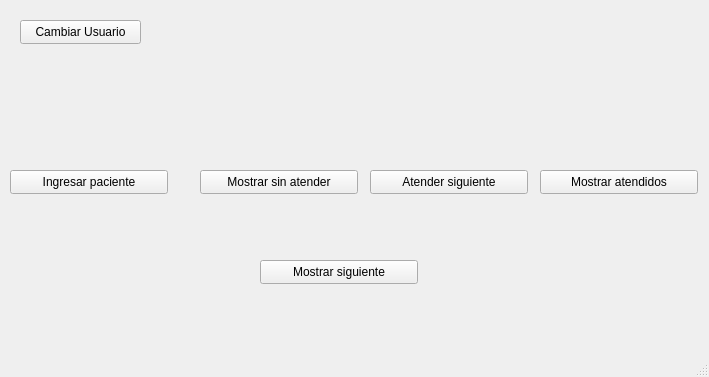
Old version of the form TP1/mainwindow.ui in the repository Naza824/TP1.
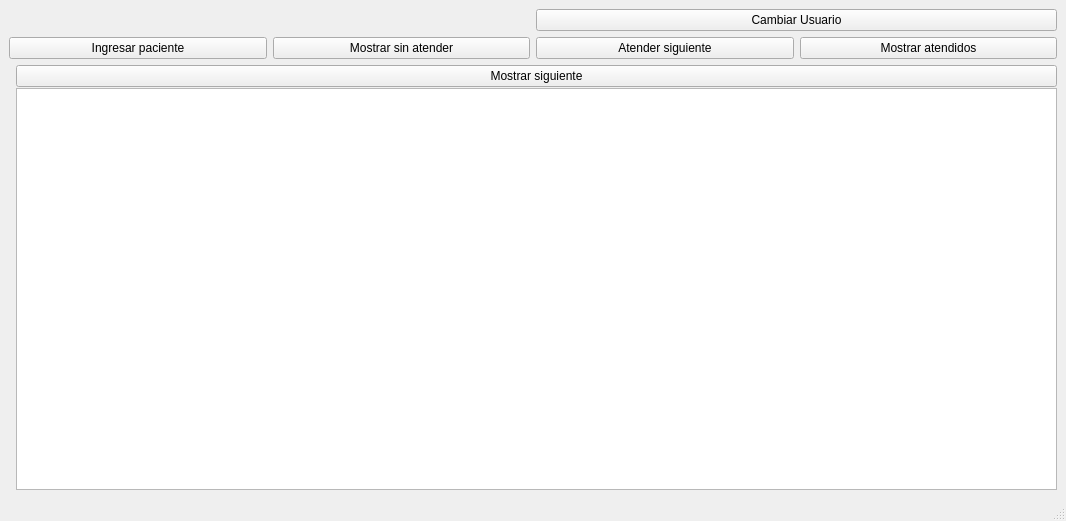
New version of the form.

```diff
--- a/TP1/mainwindow.ui
+++ b/TP1/mainwindow.ui
@@ -6,102 +6,75 @@
    <rect>
     <x>0</x>
     <y>0</y>
-    <width>709</width>
-    <height>377</height>
+    <width>1066</width>
+    <height>521</height>
    </rect>
   </property>
   <property name="windowTitle">
    <string>MainWindow</string>
   </property>
   <widget class="QWidget" name="centralwidget">
+   <layout class="QGridLayout" name="gridLayout">
+    <item row="0" column="1">
    <widget class="QPushButton" name="CambiarUsuarioBtn">
-    <property name="geometry">
-     <rect>
-      <x>20</x>
-      <y>20</y>
-      <width>121</width>
-      <height>24</height>
-     </rect>
-    </property>
     <property name="text">
      <string>Cambiar Usuario</string>
     </property>
    </widget>
+    </item>
+    <item row="1" column="0" colspan="2">
+     <layout class="QHBoxLayout" name="horizontalLayout_2">
+      <item>
    <widget class="QPushButton" name="CargaPaciente">
-    <property name="geometry">
-     <rect>
-      <x>10</x>
-      <y>170</y>
-      <width>158</width>
-      <height>24</height>
-     </rect>
-    </property>
     <property name="text">
      <string>Ingresar paciente</string>
     </property>
    </widget>
-   <widget class="QPushButton" name="pushButton_4">
-    <property name="geometry">
-     <rect>
-      <x>200</x>
-      <y>170</y>
-      <width>158</width>
-      <height>24</height>
-     </rect>
-    </property>
+      </item>
+      <item>
+       <widget class="QPushButton" name="PSABtn">
     <property name="text">
      <string>Mostrar sin atender</string>
     </property>
    </widget>
-   <widget class="QPushButton" name="pushButton_6">
-    <property name="geometry">
-     <rect>
-      <x>260</x>
-      <y>260</y>
-      <width>158</width>
-      <height>24</height>
-     </rect>
-    </property>
-    <property name="text">
-     <string>Mostrar siguiente</string>
-    </property>
-   </widget>
-   <widget class="QPushButton" name="pushButton_7">
-    <property name="geometry">
-     <rect>
-      <x>370</x>
-      <y>170</y>
-      <width>158</width>
-      <height>24</height>
-     </rect>
-    </property>
+      </item>
+      <item>
+       <widget class="QPushButton" name="AtenderBtn">
     <property name="text">
      <string>Atender siguiente</string>
     </property>
    </widget>
-   <widget class="QPushButton" name="pushButton_8">
-    <property name="geometry">
-     <rect>
-      <x>540</x>
-      <y>170</y>
-      <width>158</width>
-      <height>24</height>
-     </rect>
-    </property>
+      </item>
+      <item>
+       <widget class="QPushButton" name="AtendidosBtn">
     <property name="text">
      <string>Mostrar atendidos</string>
     </property>
    </widget>
-  </widget>
-  <widget class="QMenuBar" name="menubar">
-   <property name="geometry">
-    <rect>
-     <x>0</x>
-     <y>0</y>
-     <width>709</width>
-     <height>25</height>
-    </rect>
-   </property>
+      </item>
+     </layout>
+    </item>
+    <item row="2" column="0" colspan="2">
+     <layout class="QGridLayout" name="gridLayout_3">
+      <property name="leftMargin">
+       <number>7</number>
+      </property>
+      <property name="verticalSpacing">
+       <number>1</number>
+      </property>
+      <item row="0" column="0">
+       <widget class="QPushButton" name="SiguientePacienteBtn">
+        <property name="text">
+         <string>Mostrar siguiente</string>
+        </property>
+       </widget>
+      </item>
+      <item row="1" column="0">
+       <widget class="QTextBrowser" name="textBrowser"/>
+      </item>
+     </layout>
+    </item>
+   </layout>
   </widget>
   <widget class="QStatusBar" name="statusbar"/>
  </widget>
```
Lines whose indentation alone changed are shown as unchanged.
